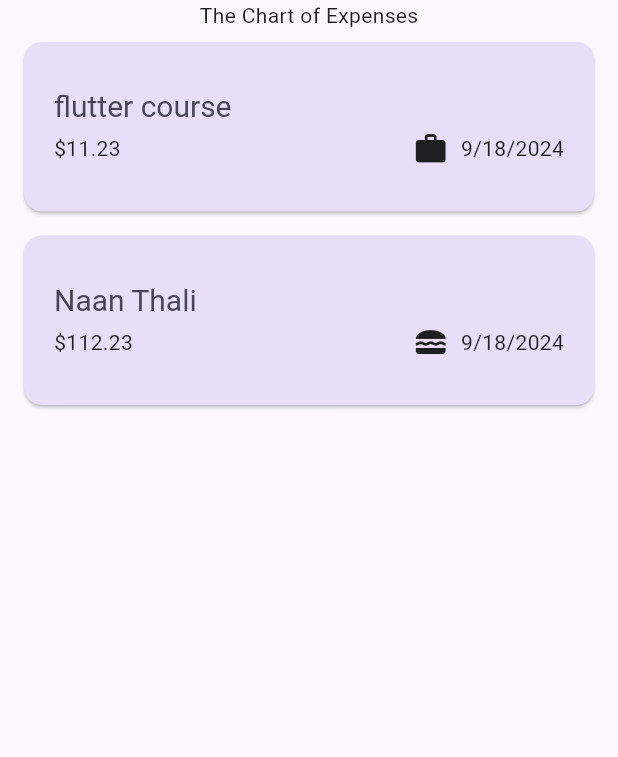
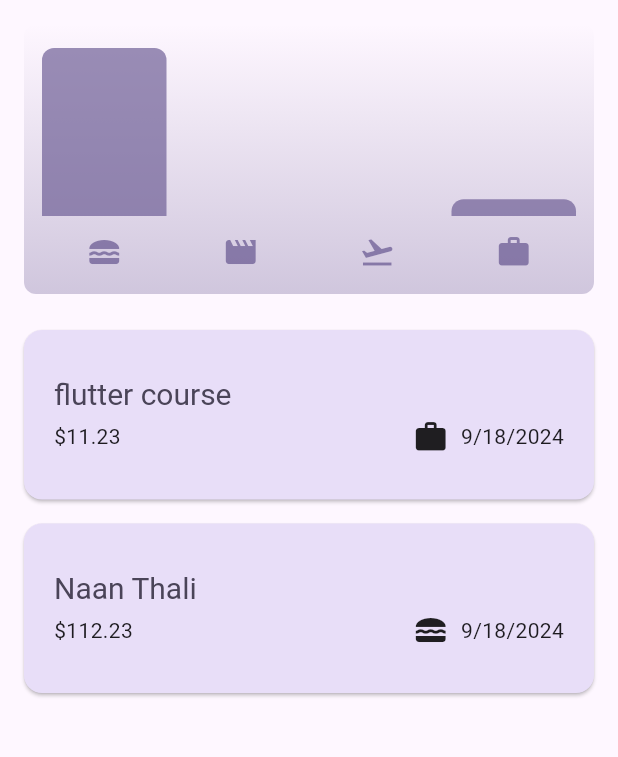
Before and after one commit to Roshan9760/Flutter-Learning-Module-3, a Flutter app: the screen it shows after launch, on a phone screen of 412 x 824 dp, the part 84-841 px from its top. Run offline on Flutter 3.47's test engine with Material 3 defaults, Android fonts, the light colour scheme and no system bars.

Commit message:
adding chart view

```diff
--- a/lib/models/expense.dart
+++ b/lib/models/expense.dart
@@ -40,6 +40,11 @@
   final Category category;
   final List<Expense> expenses;
 
+  ExpenseBucket.forCategory(List<Expense> allExpense, this.category)
+      : expenses = allExpense
+            .where((expense) => expense.category == category)
+            .toList();
+
   double get totalExpanses {
     double sum = 0;
     for (final expense in expenses) {
@@ -48,4 +53,6 @@
 
     return sum;
   }
+
+  // static forCategory(List<Expense> expenses, Category food) {}
 }
--- /dev/null
+++ b/lib/widget/chart/chart.dart
@@ -0,0 +1,94 @@
+import 'package:flutter/material.dart';
+import 'package:expensetrackerapp/widget/chart/chart_bar.dart';
+import 'package:expensetrackerapp/models/expense.dart';
+
+class Chart extends StatelessWidget {
+  const Chart({super.key, required this.expenses});
+
+  final List<Expense> expenses;
+
+  List<ExpenseBucket> get buckets {
+    return [
+      ExpenseBucket.forCategory(expenses, Category.food),
+      ExpenseBucket.forCategory(expenses, Category.leisure),
+      ExpenseBucket.forCategory(expenses, Category.travel),
+      ExpenseBucket.forCategory(expenses, Category.work),
+    ];
+  }
+
+  double get maxTotalExpense {
+    double maxTotalExpense = 0;
+
+    for (final bucket in buckets) {
+      if (bucket.totalExpanses > maxTotalExpense) {
+        maxTotalExpense = bucket.totalExpanses;
+      }
+    }
+
+    return maxTotalExpense;
+  }
+
+  @override
+  Widget build(BuildContext context) {
+    final isDarkMode =
+        MediaQuery.of(context).platformBrightness == Brightness.dark;
+    return Container(
+      margin: const EdgeInsets.all(16),
+      padding: const EdgeInsets.symmetric(
+        vertical: 16,
+        horizontal: 8,
+      ),
+      width: double.infinity,
+      height: 180,
+      decoration: BoxDecoration(
+        borderRadius: BorderRadius.circular(8),
+        gradient: LinearGradient(
+          colors: [
+            Theme.of(context).colorScheme.primary.withOpacity(0.3),
+            Theme.of(context).colorScheme.primary.withOpacity(0.0)
+          ],
+          begin: Alignment.bottomCenter,
+          end: Alignment.topCenter,
+        ),
+      ),
+      child: Column(
+        children: [
+          Expanded(
+            child: Row(
+              crossAxisAlignment: CrossAxisAlignment.end,
+              children: [
+                for (final bucket in buckets) // alternative to map()
+                  ChartBar(
+                    fill: bucket.totalExpanses == 0
+                        ? 0
+                        : bucket.totalExpanses / maxTotalExpense,
+                  )
+              ],
+            ),
+          ),
+          const SizedBox(height: 12),
+          Row(
+            children: buckets
+                .map(
+                  (bucket) => Expanded(
+                    child: Padding(
+                      padding: const EdgeInsets.symmetric(horizontal: 4),
+                      child: Icon(
+                        CategoryIcons[bucket.category],
+                        color: isDarkMode
+                            ? Theme.of(context).colorScheme.secondary
+                            : Theme.of(context)
+                                .colorScheme
+                                .primary
+                                .withOpacity(0.7),
+                      ),
+                    ),
+                  ),
+                )
+                .toList(),
+          )
+        ],
+      ),
+    );
+  }
+}
--- /dev/null
+++ b/lib/widget/chart/chart_bar.dart
@@ -0,0 +1,34 @@
+import 'package:flutter/material.dart';
+
+class ChartBar extends StatelessWidget {
+  const ChartBar({
+    super.key,
+    required this.fill,
+  });
+
+  final double fill;
+
+  @override
+  Widget build(BuildContext context) {
+    final isDarkMode =
+        MediaQuery.of(context).platformBrightness == Brightness.dark;
+    return Expanded(
+      child: Padding(
+        padding: const EdgeInsets.symmetric(horizontal: 4),
+        child: FractionallySizedBox(
+          heightFactor: fill,
+          child: DecoratedBox(
+            decoration: BoxDecoration(
+              shape: BoxShape.rectangle,
+              borderRadius:
+                  const BorderRadius.vertical(top: Radius.circular(8)),
+              color: isDarkMode
+                  ? Theme.of(context).colorScheme.secondary
+                  : Theme.of(context).colorScheme.primary.withOpacity(0.65),
+            ),
+          ),
+        ),
+      ),
+    );
+  }
+}
--- a/lib/widget/expenses.dart
+++ b/lib/widget/expenses.dart
@@ -1,3 +1,4 @@
+import 'package:expensetrackerapp/widget/chart/chart.dart';
 import 'package:expensetrackerapp/widget/expenses_list/expenses_list.dart';
 import 'package:expensetrackerapp/widget/new_expense.dart';
 import 'package:flutter/material.dart';
@@ -89,7 +90,7 @@
             mainAxisAlignment: MainAxisAlignment.center,
             crossAxisAlignment: CrossAxisAlignment.center,
             children: [
-              Text('The Chart of Expenses'),
+              Chart(expenses: _registeredExpensed),
               Expanded(child: mainContent),
             ]),
       ),
```
